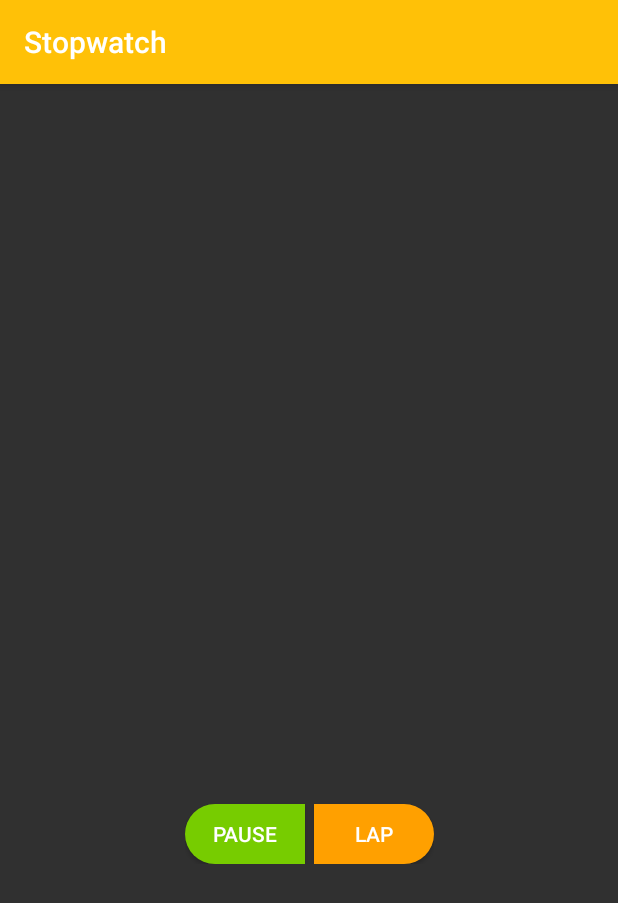
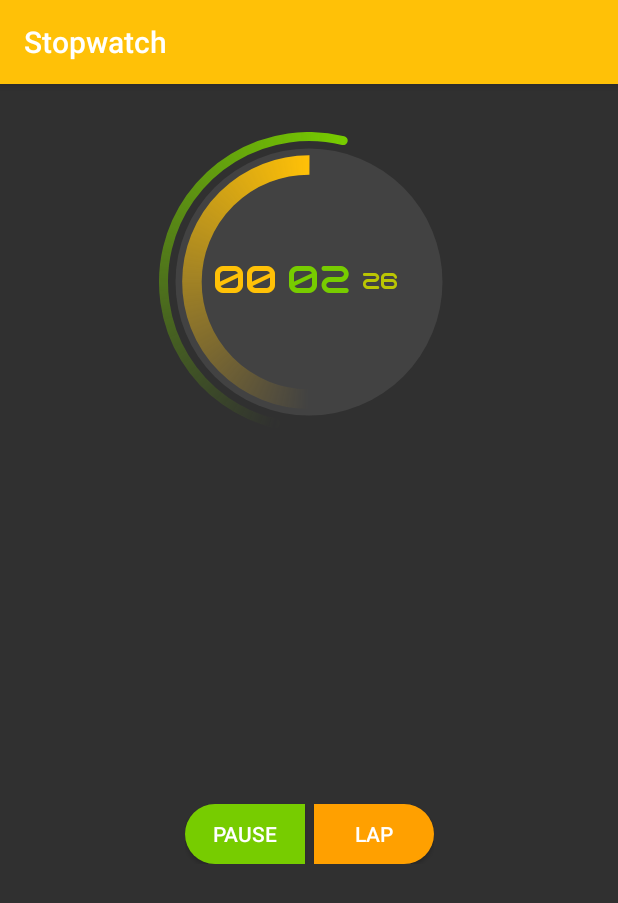
Before and after one commit to CreatorFelix/LemonadeClock, an Android app: the StopwatchActivity screen opened directly, with no data from a screen before it, after a tap on "PAUSE", on a phone screen of 412 x 824 dp. Shown: the top 903 px of the screen. Run offline under Robolectric (Android 15) with nearby library versions, the phone set to English and light mode, and no system bars; libraries missing offline, so code that uses them is left out: com.squareup.leakcanary.

Commit message:
Finish the main body of StopwatchDrawable

```diff
--- a/lemonadeclocklib/src/main/java/com/creator/lemonade/clock/graphics/StopwatchDrawable.java
+++ b/lemonadeclocklib/src/main/java/com/creator/lemonade/clock/graphics/StopwatchDrawable.java
@@ -3,12 +3,16 @@ package com.creator.lemonade.clock.graphics;
 import android.graphics.Canvas;
 import android.graphics.ColorFilter;
 import android.graphics.Paint;
+import android.graphics.Rect;
+import android.graphics.Typeface;
 import android.support.annotation.ColorInt;
 import android.support.annotation.NonNull;
 import android.support.annotation.Nullable;
 import android.text.TextPaint;
 
 import com.creator.lemonade.clock.base.AbsClockDrawable;
+
+import java.util.Locale;
 
 /**
  * This Class defines how to draw a stopwatch
@@ -17,10 +21,17 @@ import com.creator.lemonade.clock.base.AbsClockDrawable;
  */
 public class StopwatchDrawable extends AbsClockDrawable {
 
+    /**
+     * The initial offset degree of hand
+     */
+    private static final float INIT_DEGREE_OFFSET = 90;
+
     private long mCurrentTime;
+
     private Paint mDialPaint;
     private Paint mMinuteHandPaint;
     private Paint mSecondHandPaint;
+    private Paint mHourTextPaint;
     private Paint mMinuteTextPaint;
     private Paint mSecondTextPaint;
     private Paint mMillisTextPaint;
@@ -28,9 +39,33 @@ public class StopwatchDrawable extends AbsClockDrawable {
     private int mColorMinuteHand;
     private int mColorSecondHand;
     private int mColorDial;
+    private int mColorMillisText;
     private int mColorSecondText;
-    private int mColorMillisText;
     private int mColorMinuteText;
+    private int mColorHourText;
+
+    private float mHourTextSize;
+    private float mMinuteTextSize;
+    private float mSecondTextSize;
+    private float mMillisTextSize;
+
+    private float mHourTextOffset;
+    private float mMinTextOffset;
+    private float mSecTextOffset;
+    private float mMillisTextOffset;
+    private float mDialRadius;
+    private float mSecStrokeWidth;
+    private float mMinStrokeWidth;
+    private float mSecondHandRadius;
+    private float mMinuteHandRadius;
+    private float mTextExtraSpace;
+    private float mSecondDeg;
+    private float mMinuteDeg;
+
+    private String mHour = null;
+    private String mMinute = DEFAULT_TWO_DIGIT_TIME;
+    private String mSecond = DEFAULT_TWO_DIGIT_TIME;
+    private String mMillisecond = DEFAULT_TWO_DIGIT_TIME;
 
     public StopwatchDrawable() {
         initPaint();
@@ -38,8 +73,13 @@ public class StopwatchDrawable extends AbsClockDrawable {
 
     private void initPaint() {
         mDialPaint = new Paint(Paint.ANTI_ALIAS_FLAG);
+        mDialPaint.setStyle(Paint.Style.FILL);
         mMinuteHandPaint = new Paint(Paint.ANTI_ALIAS_FLAG);
+        mMinuteHandPaint.setStyle(Paint.Style.STROKE);
         mSecondHandPaint = new Paint(Paint.ANTI_ALIAS_FLAG);
+        mSecondHandPaint.setStyle(Paint.Style.STROKE);
+        mSecondHandPaint.setStrokeCap(Paint.Cap.ROUND);
+        mHourTextPaint = new TextPaint(Paint.ANTI_ALIAS_FLAG);
         mMinuteTextPaint = new TextPaint(Paint.ANTI_ALIAS_FLAG);
         mSecondTextPaint = new TextPaint(Paint.ANTI_ALIAS_FLAG);
         mMillisTextPaint = new TextPaint(Paint.ANTI_ALIAS_FLAG);
@@ -48,24 +88,138 @@ public class StopwatchDrawable extends AbsClockDrawable {
     public void setTime(long timeInMillis) {
         if (mCurrentTime != timeInMillis) {
             mCurrentTime = timeInMillis;
-            invalidateSelf();
+            onTimeChanged();
         }
+    }
+
+    private void onTimeChanged() {
+        final long timeInMillis = mCurrentTime;
+        final long millis = timeInMillis % 1000;
+        final long second = timeInMillis / 1000 % 60;
+        final long minute = timeInMillis / 1000 / 60 % 60;
+        final long hour = timeInMillis / 1000 / 60 / 60;
+        float actualSecond = second + millis / 1000f;
+        mSecondDeg = actualSecond / 60 * 360;
+        float actualMinute = minute + actualSecond / 60f;
+        mMinuteDeg = actualMinute / 60 * 360;
+        if (hour <= 0) {
+            mHour = null;
+        } else if (hour < 10) {
+            mHour = String.format(Locale.getDefault(), TWO_DIGIT_FORMAT, hour);
+        } else {
+            mHour = String.valueOf(TWO_DIGIT_FORMAT);
+        }
+        mMinute = String.format(Locale.getDefault(), TWO_DIGIT_FORMAT, minute);
+        mSecond = String.format(Locale.getDefault(), TWO_DIGIT_FORMAT, second);
+        mMillisecond = String.format(Locale.getDefault(), TWO_DIGIT_FORMAT, millis / 10);
+        invalidateSelf();
+    }
+
+    @Override
+    protected void onBoundsChange(Rect bounds) {
+        super.onBoundsChange(bounds);
+        final int shortAxis = getShortAxisLength();
+        final float halfShortAxis = shortAxis * 0.5f;
+        final float secondHandStrokeWidth = halfShortAxis * 0.06f;
+        setSecondHandStrokeWidth(secondHandStrokeWidth);
+        mSecondHandRadius = halfShortAxis - secondHandStrokeWidth / 2;
+        mDialRadius = halfShortAxis * 0.95f - secondHandStrokeWidth;
+        final float minuteHandStrokeWidth = halfShortAxis * 0.13f;
+        setMinuteHandStrokeWidth(minuteHandStrokeWidth);
+        mMinuteHandRadius = mDialRadius * 0.95f - minuteHandStrokeWidth / 2f;
+        mTextExtraSpace = (mMinuteHandRadius * 2 - minuteHandStrokeWidth) * 0.9f;
     }
 
     @Override
     public void draw(@NonNull Canvas canvas) {
+        canvas.translate(getWidth() / 2, getHeight() / 2);
+        canvas.save();
+        canvas.rotate(-INIT_DEGREE_OFFSET);
         drawDial(canvas);
-        drawSecond(canvas);
+        drawHands(canvas);
+        canvas.restore();
         drawTextTime(canvas);
     }
 
     private void drawDial(Canvas canvas) {
+        canvas.drawCircle(0, 0, mDialRadius, mDialPaint);
     }
 
-    private void drawSecond(Canvas canvas) {
+    private void drawHands(Canvas canvas) {
+        drawMinuteHand(canvas);
+        drawSecondHand(canvas);
+    }
+
+    private void drawMinuteHand(Canvas canvas) {
+        canvas.save();
+        canvas.rotate(mMinuteDeg);
+        canvas.drawArc(-mMinuteHandRadius, -mMinuteHandRadius, mMinuteHandRadius, mMinuteHandRadius,
+                -180, 180, false, mMinuteHandPaint);
+        canvas.restore();
+    }
+
+    private void drawSecondHand(Canvas canvas) {
+        canvas.save();
+        canvas.rotate(mSecondDeg);
+        canvas.drawArc(-mSecondHandRadius, -mSecondHandRadius, mSecondHandRadius, mSecondHandRadius,
+                -180, 180, false, mSecondHandPaint);
+        canvas.restore();
     }
 
     private void drawTextTime(Canvas canvas) {
+        canvas.save();
+        final float totalWidth = mTextExtraSpace;
+        canvas.translate(-totalWidth / 2, 0);
+        if (mHour == null) {
+            float charWidth = totalWidth / 6f;
+            float textSize = charWidth * 1.2f;
+            setMinuteTextSize(textSize);
+            setSecondTextSize(textSize);
+            setMillisTextSize(textSize * 0.6f);
+            drawTextMinute(canvas);
+            canvas.translate(2.3f * charWidth, 0);
+            drawTextSecond(canvas);
+            canvas.translate(2.3f * charWidth, 0);
+            drawTextMillisecond(canvas);
+        } else {
+            final int hourLength = mHour.length();
+            float charWidth = totalWidth / (hourLength + 6f);
+            float textSize = charWidth * 1.2f;
+            setHourTextSize(textSize);
+            setMinuteTextSize(textSize);
+            setSecondTextSize(textSize);
+            setMillisTextSize(textSize * 0.7f);
+            drawTextHour(canvas);
+            canvas.translate((hourLength + 0.2f) * charWidth, 0);
+            drawTextMinute(canvas);
+            canvas.translate(2.2f * charWidth, 0);
+            drawTextSecond(canvas);
+            canvas.translate(2.2f * charWidth, 0);
+            drawTextMillisecond(canvas);
+        }
+        canvas.restore();
+    }
+
+    private void drawTextHour(Canvas canvas) {
+        canvas.drawText(mHour, 0, mHourTextOffset, mHourTextPaint);
+    }
+
+    private void drawTextMinute(Canvas canvas) {
+        if (mMinute != null) {
+            canvas.drawText(mMinute, 0, mMinTextOffset, mMinuteTextPaint);
+        }
+    }
+
+    private void drawTextSecond(Canvas canvas) {
+        if (mSecond != null) {
+            canvas.drawText(mSecond, 0, mSecTextOffset, mSecondTextPaint);
+        }
+    }
+
+    private void drawTextMillisecond(Canvas canvas) {
+        if (mMillisecond != null) {
+            canvas.drawText(mMillisecond, 0, mMillisTextOffset, mMillisTextPaint);
+        }
     }
 
     @Override
@@ -73,6 +227,7 @@ public class StopwatchDrawable extends AbsClockDrawable {
         mDialPaint.setAlpha(alpha);
         mMinuteHandPaint.setAlpha(alpha);
         mSecondHandPaint.setAlpha(alpha);
+        mHourTextPaint.setAlpha(alpha);
         mMinuteTextPaint.setAlpha(alpha);
         mSecondTextPaint.setAlpha(alpha);
         mMillisTextPaint.setAlpha(alpha);
@@ -82,6 +237,7 @@ public class StopwatchDrawable extends AbsClockDrawable {
     @Override
     public void setColorFilter(@Nullable ColorFilter colorFilter) {
         mDialPaint.setColorFilter(colorFilter);
+        mHourTextPaint.setColorFilter(colorFilter);
         mMinuteHandPaint.setColorFilter(colorFilter);
         mSecondHandPaint.setColorFilter(colorFilter);
         mMinuteTextPaint.setColorFilter(colorFilter);
@@ -92,7 +248,7 @@ public class StopwatchDrawable extends AbsClockDrawable {
 
     public void setMinuteHandColor(int newColor) {
         if (mColorMinuteHand != newColor) {
-            mMinuteHandPaint.setColor(newColor);
+            mMinuteHandPaint.setShader(createSweepShader(newColor));
             mColorMinuteHand = newColor;
             invalidateSelf();
         }
@@ -100,7 +256,7 @@ public class StopwatchDrawable extends AbsClockDrawable {
 
     public void setSecondHandColor(@ColorInt int newColor) {
         if (mColorSecondHand != newColor) {
-            mSecondHandPaint.setColor(newColor);
+            mSecondHandPaint.setShader(createSweepShader(newColor));
             mColorSecondHand = newColor;
             invalidateSelf();
         }
@@ -137,4 +293,76 @@ public class StopwatchDrawable extends AbsClockDrawable {
             invalidateSelf();
         }
     }
+
+    public void setHourTextColor(@ColorInt int newColor) {
+        if (mColorHourText != newColor) {
+            mHourTextPaint.setColor(newColor);
+            mColorHourText = newColor;
+            invalidateSelf();
+        }
+    }
+
+    private void setHourTextSize(float newSize) {
+        if (mHourTextSize != newSize) {
+            mHourTextPaint.setTextSize(newSize);
+            mHourTextOffset = calculateTextVerticalOffset(mHourTextPaint);
+            mHourTextSize = newSize;
+            invalidateSelf();
+        }
+    }
+
+    private void setMinuteTextSize(float newSize) {
+        if (mMinuteTextSize != newSize) {
+            mMinuteTextPaint.setTextSize(newSize);
+            mMinTextOffset = calculateTextVerticalOffset(mMinuteTextPaint);
+            mMinuteTextSize = newSize;
+            invalidateSelf();
+        }
+    }
+
+    private void setSecondTextSize(float newSize) {
+        if (mSecondTextSize != newSize) {
+            mSecondTextPaint.setTextSize(newSize);
+            mSecTextOffset = calculateTextVerticalOffset(mSecondTextPaint);
+            mSecondTextSize = newSize;
+            invalidateSelf();
+        }
+    }
+
+    private void setMillisTextSize(float newSize) {
+        if (mMillisTextSize != newSize) {
+            mMillisTextPaint.setTextSize(newSize);
+            mMillisTextOffset = calculateTextVerticalOffset(mMillisTextPaint);
+            mMillisTextSize = newSize;
+            invalidateSelf();
+        }
+    }
+
+    private void setSecondHandStrokeWidth(float strokeWidth) {
+        if (mSecStrokeWidth != strokeWidth) {
+            mSecondHandPaint.setStrokeWidth(strokeWidth);
+            mSecStrokeWidth = strokeWidth;
+            invalidateSelf();
+        }
+    }
+
+    private void setMinuteHandStrokeWidth(float strokeWidth) {
+        if (mMinStrokeWidth != strokeWidth) {
+            mMinuteHandPaint.setStrokeWidth(strokeWidth);
+            mMinStrokeWidth = strokeWidth;
+            invalidateSelf();
+        }
+    }
+
+    /**
+     * Sets the stopwatch font typeface
+     *
+     * @param typeface The {@link Typeface} of font
+     */
+    public void setFontTypeFace(@NonNull Typeface typeface) {
+        mHourTextPaint.setTypeface(typeface);
+        mMinuteTextPaint.setTypeface(typeface);
+        mSecondTextPaint.setTypeface(typeface);
+        mMillisTextPaint.setTypeface(typeface);
+    }
 }
--- a/lemonadeclocklib/src/main/java/com/creator/lemonade/clock/widget/Stopwatch.java
+++ b/lemonadeclocklib/src/main/java/com/creator/lemonade/clock/widget/Stopwatch.java
@@ -2,8 +2,11 @@ package com.creator.lemonade.clock.widget;
 
 import android.content.Context;
 import android.content.res.TypedArray;
+import android.graphics.Color;
+import android.graphics.Typeface;
 import android.os.Parcel;
 import android.os.Parcelable;
+import android.support.annotation.ColorInt;
 import android.support.annotation.Nullable;
 import android.util.AttributeSet;
 import android.view.AbsSavedState;
@@ -39,20 +42,29 @@ public class Stopwatch extends AbsClock {
     public Stopwatch(Context context, @Nullable AttributeSet attrs) {
         super(context, attrs);
         mStopwatchDrawable = new StopwatchDrawable();
+        final int colorPrimary = getThemeIntAttribute(R.attr.colorPrimary);
+        final int colorPrimaryDark = getThemeIntAttribute(R.attr.colorPrimaryDark);
+        final int colorAccent = getThemeIntAttribute(R.attr.colorAccent);
+        final int colorCenter = getCentralColor(colorPrimary, colorAccent);
+        final int colorBackgroundFloating = getThemeIntAttribute(R.attr.colorBackgroundFloating);
         TypedArray array = context.obtainStyledAttributes(attrs, R.styleable.Stopwatch);
-        final int dialColor = array.getColor(R.styleable.Stopwatch_dialColor, getThemeIntAttribute(R.attr.colorBackgroundFloating));
+        final int dialColor = array.getColor(R.styleable.Stopwatch_dialColor, colorBackgroundFloating);
+        final int minColor = array.getColor(R.styleable.Stopwatch_minuteHandColor, colorPrimary);
+        final int secColor = array.getColor(R.styleable.Stopwatch_secondHandColor, colorAccent);
+        final int hourTextColor = array.getColor(R.styleable.Stopwatch_hourTextColor, colorPrimaryDark);
+        final int minTextColor = array.getColor(R.styleable.Stopwatch_minuteTextColor, colorPrimary);
+        final int secTextColor = array.getColor(R.styleable.Stopwatch_secondTextColor, colorAccent);
+        final int millisTextColor = array.getColor(R.styleable.Stopwatch_millisecondTextColor, colorCenter);
+        array.recycle();
+        Typeface typeface = Typeface.createFromAsset(context.getAssets(), "fonts/digit_font.ttf");
+        mStopwatchDrawable.setFontTypeFace(typeface);
         mStopwatchDrawable.setDialColor(dialColor);
-        final int secColor = array.getColor(R.styleable.Stopwatch_secondHandColor, getThemeIntAttribute(R.attr.colorAccent));
         mStopwatchDrawable.setSecondHandColor(secColor);
-        final int minColor = array.getColor(R.styleable.Stopwatch_minuteHandColor, getThemeIntAttribute(R.attr.colorPrimaryDark));
         mStopwatchDrawable.setMinuteHandColor(minColor);
-        final int secTextColor = array.getColor(R.styleable.Stopwatch_secondTextColor, getThemeIntAttribute(R.attr.colorPrimary));
+        mStopwatchDrawable.setHourTextColor(hourTextColor);
+        mStopwatchDrawable.setMinuteTextColor(minTextColor);
         mStopwatchDrawable.setSecondTextColor(secTextColor);
-        final int millisTextColor = array.getColor(R.styleable.Stopwatch_millisecondTextColor, getThemeIntAttribute(R.attr.colorAccent));
         mStopwatchDrawable.setMillisTextColor(millisTextColor);
-        final int minTextColor = array.getColor(R.styleable.Stopwatch_minuteTextColor, getThemeIntAttribute(R.attr.minuteTextColor));
-        mStopwatchDrawable.setMinuteTextColor(minTextColor);
-        array.recycle();
         setBackground(mStopwatchDrawable);
         mStopwatchModel = new StopwatchModel();
         mStopwatchModel.setStopwatchListener(new StopwatchModel.StopwatchWatcher() {
@@ -166,6 +178,13 @@ public class Stopwatch extends AbsClock {
         super.onDetachedFromWindow();
     }
 
+
+    private static int getCentralColor(@ColorInt int first, @ColorInt int second) {
+        return Color.rgb((Color.red(first) + Color.red(second)) / 2,
+                (Color.green(first) + Color.green(second)) / 2,
+                (Color.blue(first) + Color.blue(second)) / 2);
+    }
+
     private static class SavedState extends AbsSavedState {
 
         public static final Creator<SavedState> CREATOR = new Parcelable.Creator<SavedState>() {
```
